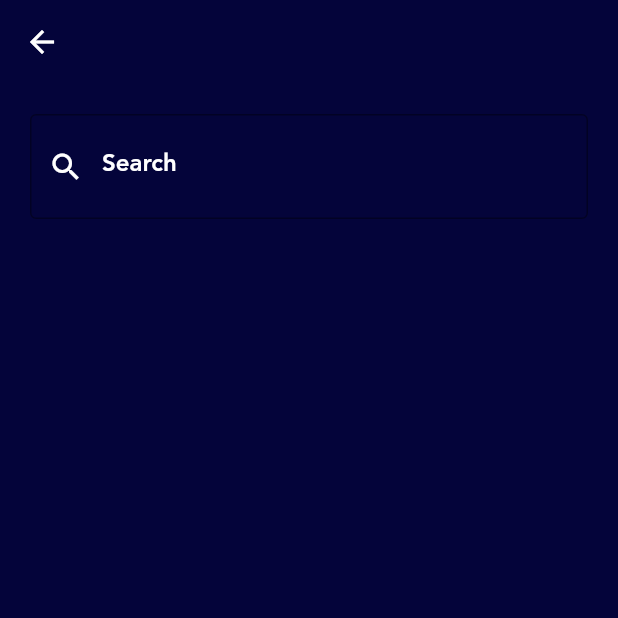
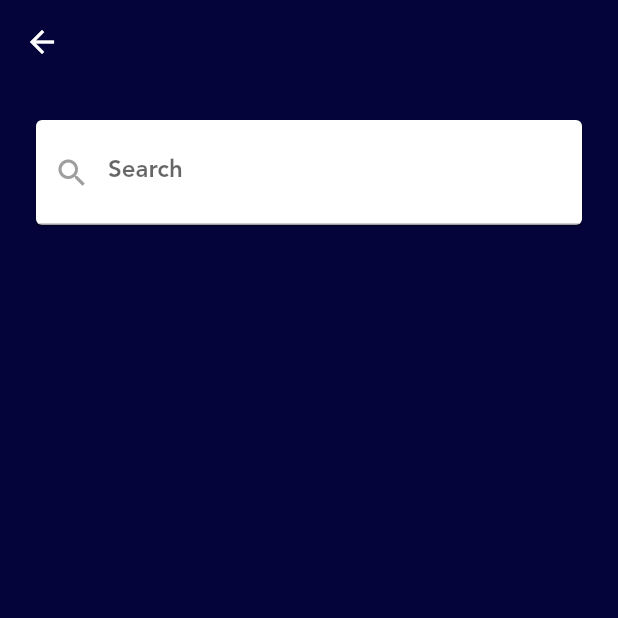
Before and after one commit to HusseinMohamed99/My_flutter_projects, a Flutter app: the SearchScreen screen opened directly, on a phone screen of 412 x 824 dp, the top half of it. Run offline on Flutter 3.47's test engine with Material 2 defaults, Android fonts, the phone set to English and light mode, and no system bars; our stand-ins replace bloc, conditional_builder, dio, flutter_bloc, hexcolor, shared_preferences and 1 more; accounts and stored records are empty; network calls fail.

Commit message:
news_App

```diff
--- a/lib/modules/search/search_screen.dart
+++ b/lib/modules/search/search_screen.dart
@@ -3,8 +3,6 @@ import 'package:flutter_bloc/flutter_bloc.dart';
 import 'package:flutter_projects/shared/components/componentes.dart';
 import 'package:flutter_projects/shared/cubit/states.dart';
 import '../../shared/cubit/cubit.dart';
-
-
 
 
 class SearchScreen extends StatelessWidget
@@ -24,25 +22,34 @@ class SearchScreen extends StatelessWidget
             children: [
               Padding(
                 padding: const EdgeInsets.all(20.0),
-                child: defaultTextFormField(
-
+                child: Card(
+                  child: TextFormField(
                     controller: searchController,
-                  type: TextInputType.text,
-                  onChange: (value)
+                    keyboardType: TextInputType.text,
+                    onChanged: (value)
                     {
                       NewsCubit.get(context).getSearch(value);
                     },
-                  validate: (String value)
+                    validator: (String value)
                     {
                       if (value.isEmpty)
                       {
                         return 'search must not be empty';
                       }return null ;
                     },
-                  label: 'Search',
-                  prefix: Icons.search,
+                    decoration: InputDecoration(
+                      prefixIcon: Icon(
+                          Icons.search,
+                        color: Colors.grey,
+                      ),
+                      label: Text(
+                        'Search',
+                      ),
+                    ),
 
 
+
+                  ),
                 ),
               ),
               Expanded(child: articleBuilder(list, context, isSearch: true,),),
--- a/lib/shared/components/componentes.dart
+++ b/lib/shared/components/componentes.dart
@@ -68,7 +68,7 @@ Widget defaultTextFormField({
     labelStyle: TextStyle(color: Colors.white),
     prefixIcon: Icon(
       prefix,
-      color: Colors.white,
+      color: Colors.black,
     ),
     suffixIcon: suffix != null ? IconButton(
       onPressed: suffixPressed,
```
Lines whose indentation alone changed are shown as unchanged.
